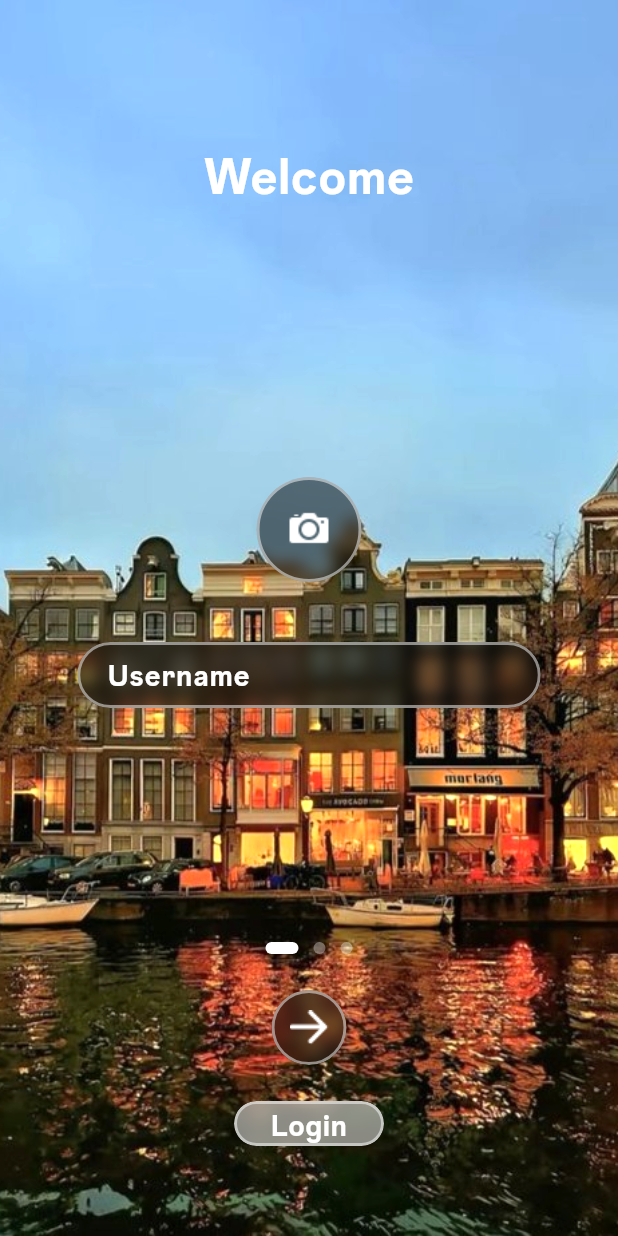
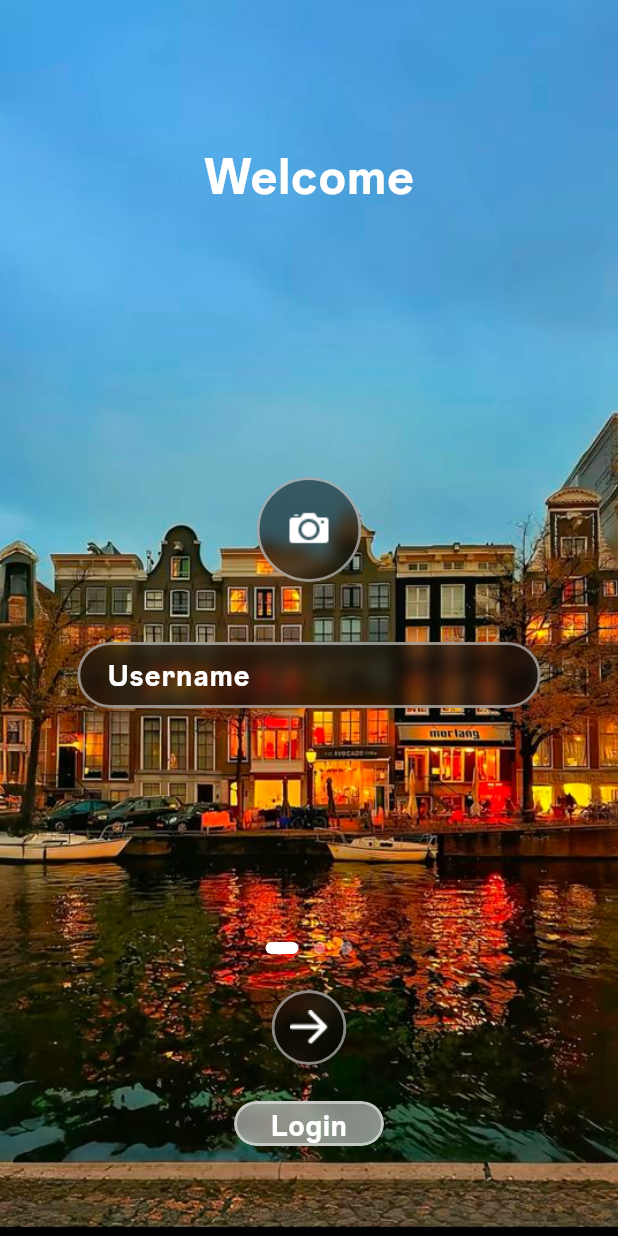
Before and after one commit to biso207/Vez, a Flutter app: the screen it shows after launch, after a tap on "Signup", on a phone screen of 412 x 824 dp. Run offline on Flutter 3.47's test engine with Material 3 defaults, Android fonts, the phone set to English and light mode, and no system bars; our stand-ins replace image_picker; project files that could hold a hidden picture were left out.

Commit message:
streamline UI by removing entrance animations and enhancing form validation in login and signup screens
- **Refactor `VezGlass` Component**:
    - Add a required `color` parameter to `VezGlass.textField`.

- **Simplify `SignupScreen` and `LoginScreen` UI**:
    - Remove `SingleTickerProviderStateMixin` and all entrance animation logic (`AnimationController`, `FadeTransition`, `SlideTransition`).
    - Remove `ColorFiltered` matrix from background images for a more natural look.
    - Adjust `VezErrorBanner` vertical positioning by increasing the `bottom` offset from 220 to 250 in `SignupScreen`.
    - Apply `Colors.white70` to all `VezGlass.textField` instances across both screens.

- **Enhance Signup Logic and Validation**:
    - Implement per-step field validation in the `_navigation` logic to prevent proceeding with empty fields or invalid data.
    - Expand password complexity regex to include additional special characters (`£`, `€`, `?`, `§`, `+`).
    - Reset `errorMessage` to null in `initState` for `LoginScreen` and at the start of navigation actions in `SignupScreen`.

- **Code Cleanup**:
    - Translate various Italian comments to English in `LoadingScreen`, `SignupScreen`, and `LoginScreen`.
    - Update `bg_login.jpg` and `bg_signup.jpg` assets.

```diff
--- a/lib/models/vez_glass.dart
+++ b/lib/models/vez_glass.dart
@@ -135,7 +135,7 @@ class VezGlass {
 
         EdgeInsets padding = const EdgeInsets.symmetric(horizontal: 18),
 
-        Widget? suffixIcon, // optional trailing widget (e.g. eye toggle)
+        Widget? suffixIcon, required Color color, // optional trailing widget (e.g. eye toggle)
       }
     )
   {
--- a/lib/screens/loading_screen.dart
+++ b/lib/screens/loading_screen.dart
@@ -89,12 +89,12 @@ class _LoadingPageState extends State<LoadingPage> {
                   ),
                 ),
 
-                // --- ANIMAZIONE DELLA SCRITTA "ez" ---
-                // ClipRect nasconde il testo finché la larghezza (widthFactor) è 0
+                // --- ANIMATION OF "ez" TEXT ---
+                // ClipRect hide the text until the width is 0
                 ClipRect(
                   child: AnimatedAlign(
                     duration: const Duration(milliseconds: 800),
-                    curve: Curves.easeOutQuart, // Curva di animazione molto moderna e fluida
+                    curve: Curves.easeOutQuart, // animation curve
                     alignment: Alignment.centerLeft,
                     widthFactor: _showEz ? 1.0 : 0.0,
                     child: const Text(
@@ -105,7 +105,7 @@ class _LoadingPageState extends State<LoadingPage> {
                         fontWeight: FontWeight.bold,
                       ),
                       maxLines: 1,
-                      softWrap: false, // Previene che il testo vada a capo mentre si rivela
+                      softWrap: false, // no new line
                     ),
                   ),
                 ),
--- a/lib/screens/login_screen.dart
+++ b/lib/screens/login_screen.dart
@@ -14,7 +14,7 @@ class LoginPage extends StatefulWidget {
   State<LoginPage> createState() => _LoginPageState();
 }
 
-class _LoginPageState extends State<LoginPage> { // Rimosso SingleTickerProviderStateMixin
+class _LoginPageState extends State<LoginPage> {
   final TextEditingController usernameController = TextEditingController();
   final TextEditingController passwordController = TextEditingController();
 
@@ -23,12 +23,10 @@ class _LoginPageState extends State<LoginPage> { // Rimosso SingleTickerProvider
   bool isLoading = false;
   bool _showPassword = false;
 
-  // Animazioni rimosse!
-
   @override
   void initState() {
     super.initState();
-    // Non dobbiamo più inizializzare i controller dell'animazione
+    setState(() => errorMessage = null);
   }
 
   @override
@@ -47,23 +45,14 @@ class _LoginPageState extends State<LoginPage> { // Rimosso SingleTickerProvider
         children: [
 
           /// ================= BACKGROUND =================
-
           Positioned.fill(
-            child: ColorFiltered(
-              colorFilter: const ColorFilter.matrix(<double>[
-                1.2, 0, 0, 0, 0,
-                0, 1.2, 0, 0, 0,
-                0, 0, 1.2, 0, 0,
-                0, 0, 0, 1.2, 0,
-              ]),
-              child: Image.asset(
-                "assets/images/bg/bg_login.jpg",
-                fit: BoxFit.cover,
-              ),
+            child: Image.asset(
+              "assets/images/bg/bg_login.jpg",
+              fit: BoxFit.cover,
             ),
           ),
 
-          /// ================= ANIMATED CONTENT =================
+          /// ================= STATIC CONTENT =================
           SafeArea(
             child: SizedBox(
               height:
@@ -95,13 +84,17 @@ class _LoginPageState extends State<LoginPage> { // Rimosso SingleTickerProvider
                           controller: usernameController,
                           hint: "Username",
                           width: MediaQuery.of(context).size.width * 0.75,
+                          color: Colors.white70,
                         ),
                         const SizedBox(height: 20),
                         VezGlass.textField(
                           controller: passwordController,
                           hint: "Password",
-                          obscure: !_showPassword,
+                          obscure: !_showPassword, // icon show/not show psw
                           width: MediaQuery.of(context).size.width * 0.75,
+                          color: Colors.white70,
+
+                          // detector of the click on the eye icon
                           suffixIcon: GestureDetector(
                             onTap: () => setState(
                                 () => _showPassword = !_showPassword),
--- a/lib/screens/signup_screen.dart
+++ b/lib/screens/signup_screen.dart
@@ -16,8 +16,7 @@ class SignupPage extends StatefulWidget {
   State<SignupPage> createState() => _SignupPageState();
 }
 
-class _SignupPageState extends State<SignupPage>
-    with SingleTickerProviderStateMixin {
+class _SignupPageState extends State<SignupPage> { // Rimosso SingleTickerProviderStateMixin
   final RemoteDbService _dbService = RemoteDbService();
 
   // controllers
@@ -37,29 +36,15 @@ class _SignupPageState extends State<SignupPage>
   final PageController _pageController = PageController();
   int page = 0;
 
-  // ── entrance animation ──────────────────────────────────────────────────────
-  late final AnimationController _entranceCtrl;
-  late final Animation<double>   _fadeAnim;
-  late final Animation<Offset>   _slideAnim;
+  // Animazioni rimosse!
 
   @override
   void initState() {
     super.initState();
-    _entranceCtrl = AnimationController(
-      vsync: this,
-      duration: const Duration(milliseconds: 700),
-    );
-    _fadeAnim  = CurvedAnimation(parent: _entranceCtrl, curve: Curves.easeOut);
-    _slideAnim = Tween<Offset>(
-      begin: const Offset(0, 0.06),
-      end: Offset.zero,
-    ).animate(CurvedAnimation(parent: _entranceCtrl, curve: Curves.easeOut));
-    _entranceCtrl.forward();
   }
 
   @override
   void dispose() {
-    _entranceCtrl.dispose();
     _pageController.dispose();
     emailController.dispose();
     passwordController.dispose();
@@ -87,30 +72,18 @@ class _SignupPageState extends State<SignupPage>
         children: [
 
           /// ================= BACKGROUND =================
-
           Positioned.fill(
-            child: ColorFiltered(
-              colorFilter: const ColorFilter.matrix(<double>[
-                1.2, 0, 0, 0, 0,
-                0, 1.2, 0, 0, 0,
-                0, 0, 1.2, 0, 0,
-                0, 0, 0, 1.2, 0,
-              ]),
             child: Image.asset(
               "assets/images/bg/bg_signup.jpg",
               fit: BoxFit.cover,
             ),
           ),
-          ),
 
-          /// ================= ANIMATED CONTENT =================
-          FadeTransition(
-            opacity: _fadeAnim,
-            child: SlideTransition(
-              position: _slideAnim,
-              child: SafeArea(
+          /// ================= STATIC CONTENT (Animazioni rimosse) =================
+          SafeArea(
             child: SizedBox(
-                  height: (MediaQuery.of(context).size.height -
+              height:
+                (MediaQuery.of(context).size.height -
                 MediaQuery.of(context).padding.top) +
                 (MediaQuery.of(context).viewInsets.bottom > 0 ? 300 : 0),
               child: Column(
@@ -172,12 +145,10 @@ class _SignupPageState extends State<SignupPage>
               ),
             ),
           ),
-            ),
-          ),
 
           /// ================= ERROR BANNER (floating, no layout shift) =================
           Positioned(
-            bottom: 220,
+            bottom: 250,
             left: 0,
             right: 0,
             child: AnimatedOpacity(
@@ -241,6 +212,7 @@ class _SignupPageState extends State<SignupPage>
             controller: usernameController,
             hint: "Username",
             width: MediaQuery.of(context).size.width * 0.75,
+            color: Colors.white70,
           ),
         ],
       ),
@@ -257,6 +229,7 @@ class _SignupPageState extends State<SignupPage>
             controller: emailController,
             hint: "Email",
             width: MediaQuery.of(context).size.width * 0.75,
+            color: Colors.white70,
           ),
 
           const SizedBox(height: 20),
@@ -264,9 +237,11 @@ class _SignupPageState extends State<SignupPage>
           VezGlass.textField(
             controller: passwordController,
             hint: "Password",
-            obscure: !_showPassword,
-            width:
-            MediaQuery.of(context).size.width * 0.75,
+            obscure: !_showPassword, // icon show/not show psw
+            width: MediaQuery.of(context).size.width * 0.75,
+            color: Colors.white70,
+
+            // detector of the click on the eye icon
             suffixIcon: GestureDetector(
               onTap: () => setState(
                       () => _showPassword = !_showPassword),
@@ -304,6 +279,7 @@ class _SignupPageState extends State<SignupPage>
                 ),
                 hint: "Date Of Birth",
                 width: MediaQuery.of(context).size.width * 0.75,
+                color: Colors.white70,
               ),
             ),
           ),
@@ -312,13 +288,14 @@ class _SignupPageState extends State<SignupPage>
             controller: cityController,
             hint: "City",
             width: MediaQuery.of(context).size.width * 0.75,
+            color: Colors.white70,
           ),
         ],
       ),
     );
   }
 
-  // buttons to navigate thru the pages
+  // buttons to navigate through the pages
   Widget _navigation() {
     return Row(
       mainAxisAlignment: MainAxisAlignment.center,
@@ -335,10 +312,58 @@ class _SignupPageState extends State<SignupPage>
               ? "assets/images/icons/icon_save.png"
               : "assets/images/icons/icon_next.png",
           onTap: () {
-            if (page == 2) {
-              signup();
-            } else {
+              // reset all errors
+              setState(() => errorMessage = null);
+
+              final username = usernameController.text.trim();
+              final email    = emailController.text.trim();
+              final password = passwordController.text;
+              final city     = cityController.text.trim();
+
+              switch (page) {
+                case 0:
+                  // one of the fields is empty
+                  if ((username.isEmpty || _profileImage == null)) {
+                    setState(() => errorMessage = "Please fill all fields");
+                    return;
+                  }
                   next();
+                  break;
+
+                case 1:
+                  // one of the fields is empty
+                  if (page==1 && (password.isEmpty || email.isEmpty)) {
+                    setState(() => errorMessage = "Please fill all fields");
+                    return;
+                  }
+
+                  // invalid email
+                  if (!_isValidEmail(email)) {
+                    setState(() => errorMessage = "Invalid email");
+                    return;
+                  }
+
+                  // invalid password
+                  final String? passwordError = _validatePassword(password);
+                  if (passwordError != null) {
+                    setState(() => errorMessage = passwordError);
+                    return;
+                  }
+
+                  next();
+                  break;
+
+                case 2:
+                  // one of the fields is empty
+                  if (city.isEmpty || selectedDate == null) {
+                    setState(() => errorMessage = "Please fill all fields");
+                    return;
+                  }
+                  else {signup;}
+                  break;
+
+                default:
+                  setState(() => errorMessage = "Something went wrong");
             }
           },
         ),
@@ -353,29 +378,6 @@ class _SignupPageState extends State<SignupPage>
     final email    = emailController.text.trim();
     final password = passwordController.text;
     final city     = cityController.text.trim();
-
-    setState(() => errorMessage = null);
-
-    if (username.isEmpty ||
-        password.isEmpty ||
-        email.isEmpty ||
-        city.isEmpty ||
-        selectedDate == null ||
-        _profileImage == null) {
-      setState(() => errorMessage = "Please fill all fields");
-      return;
-    }
-
-    if (!_isValidEmail(email)) {
-      setState(() => errorMessage = "Invalid email");
-      return;
-    }
-
-    final String? passwordError = _validatePassword(password);
-    if (passwordError != null) {
-      setState(() => errorMessage = passwordError);
-      return;
-    }
 
     setState(() => isLoading = true);
 
@@ -426,7 +428,7 @@ class _SignupPageState extends State<SignupPage>
         !RegExp(r'[A-Z]').hasMatch(password) ||
         !RegExp(r'[a-z]').hasMatch(password) ||
         !RegExp(r'[0-9]').hasMatch(password) ||
-        !RegExp(r'[!@#\$&*~]').hasMatch(password)
+        !RegExp(r'[!@#\$&*~£€?§+]').hasMatch(password)
     ) { return false; }
     return true;
   }
```
Also changed, not shown: assets/images/bg/bg_login.jpg, assets/images/bg/bg_signup.jpg. Lines whose indentation alone changed are shown as unchanged.
